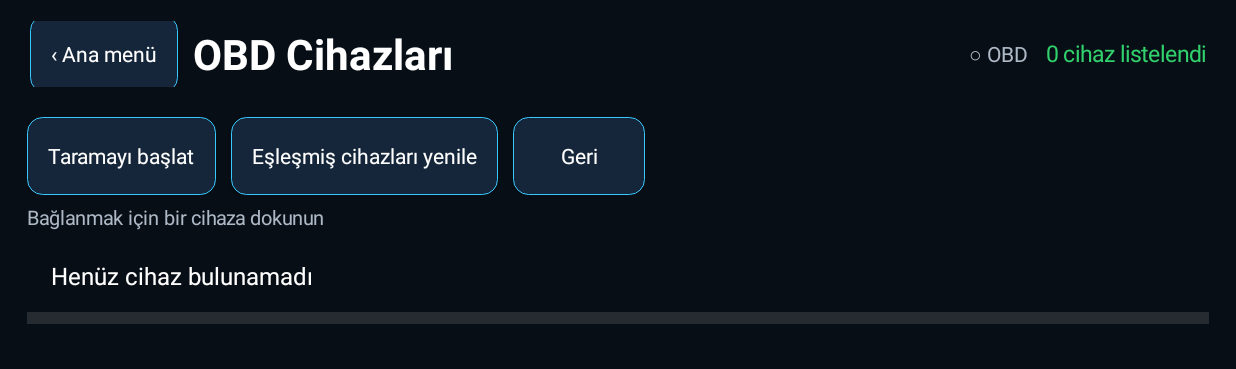
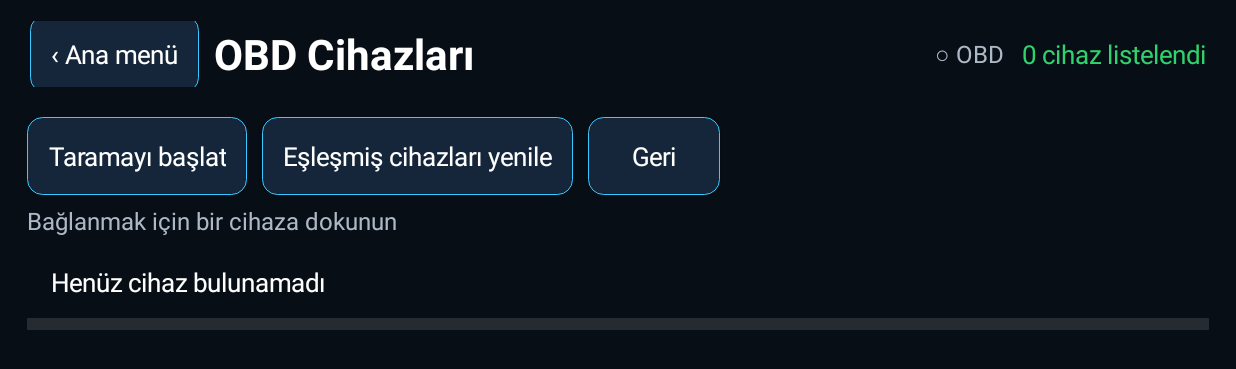
Before and after one commit to kadireren/ex30-sensor-lab, an Android app: the screen it shows after launch (MainActivity), after a tap on "OBD cihazlarını tara", on a phone screen of 824 x 412 dp (held sideways). Shown: the top 369 px of the screen. Run offline under Robolectric (Android 15) with nearby library versions, the phone set to English and light mode, and no system bars; 5 statements that could not run were skipped.

Commit message:
Increase text sizes for readability (except live sensor data list)
Co-authored-by: kadireren <kadireren@users.noreply.github.com>

```diff
--- a/app/src/main/java/com/kadireren/ex30sensorlab/MainActivity.kt
+++ b/app/src/main/java/com/kadireren/ex30sensorlab/MainActivity.kt
@@ -123,7 +123,7 @@ class MainActivity : Activity() {
             obdRow.addView(actionButton("OBD bağlantısını kes") { disconnectObdConnection(); showHome() })
         }
         root.addView(obdRow)
-        root.addView(label("Tarama yalnız araç sabitken çalışır", 16f, color(R.color.lab_text_secondary), Gravity.CENTER).apply {
+        root.addView(label("Tarama yalnız araç sabitken çalışır", 18f, color(R.color.lab_text_secondary), Gravity.CENTER).apply {
             setPadding(0, dp(16), 0, dp(20))
         })
         setContentView(root)
@@ -138,7 +138,7 @@ class MainActivity : Activity() {
             gravity = Gravity.CENTER_VERTICAL
             setPadding(dp(18), dp(8), dp(18), dp(8))
             val direction = when (powerMultiplier()) { 1 -> "hızlanmada +"; -1 -> "hızlanmada −"; else -> "doğrulanmadı" }
-            addView(label("Güç yönü: $direction", 15f, color(R.color.lab_text_secondary)), LinearLayout.LayoutParams(0, ViewGroup.LayoutParams.WRAP_CONTENT, 1f))
+            addView(label("Güç yönü: $direction", 17f, color(R.color.lab_text_secondary)), LinearLayout.LayoutParams(0, ViewGroup.LayoutParams.WRAP_CONTENT, 1f))
             addView(actionButton("Hızlanmada +") { savePowerMultiplier(1); showAaos() })
             addView(actionButton("Hızlanmada −") { savePowerMultiplier(-1); showAaos() })
             addView(actionButton("Sıfırla") { savePowerMultiplier(0); showAaos() })
@@ -190,7 +190,7 @@ class MainActivity : Activity() {
         }
         controls.addView(actionButton("Kayıtları paylaş") { shareLogs() })
         root.addView(controls)
-        root.addView(label("Bir sensöre dokun: odak modu · tekrar dokun: genel tarama", 13f, color(R.color.lab_text_secondary)).apply { setPadding(dp(18), 0, 0, dp(6)) })
+        root.addView(label("Bir sensöre dokun: odak modu · tekrar dokun: genel tarama", 16f, color(R.color.lab_text_secondary)).apply { setPadding(dp(18), 0, 0, dp(6)) })
         root.addView(ListView(this).apply {
             dividerHeight = dp(8)
             setPadding(dp(18), 0, dp(18), dp(12))
@@ -214,7 +214,7 @@ class MainActivity : Activity() {
         val status = root.getChildAt(0).findViewWithTag<TextView>("status")
         scannerStatus = status
         val eventRows = mutableListOf<String>()
-        val eventAdapter = ArrayAdapter(this, android.R.layout.simple_list_item_1, eventRows)
+        val eventAdapter = readableList(eventRows)
 
         val connectRow = controlRow()
         connectRow.addView(actionButton("OBD cihazlarını tara") { showObdDevices { showScanner() } })
@@ -298,7 +298,7 @@ class MainActivity : Activity() {
         val status = root.getChildAt(0).findViewWithTag<TextView>("status")
         val devices = linkedMapOf<String, ObdDeviceEntry>()
         val rows = mutableListOf<String>()
-        val adapter = ArrayAdapter(this, android.R.layout.simple_list_item_1, rows)
+        val adapter = readableList(rows)
 
         fun refreshList() {
             rows.clear()
@@ -363,7 +363,7 @@ class MainActivity : Activity() {
             returnTo()
         })
         root.addView(controls)
-        root.addView(label("Bağlanmak için bir cihaza dokunun", 13f, color(R.color.lab_text_secondary)).apply {
+        root.addView(label("Bağlanmak için bir cihaza dokunun", 16f, color(R.color.lab_text_secondary)).apply {
             setPadding(dp(18), 0, 0, dp(6))
         })
         root.addView(ListView(this).apply {
@@ -621,12 +621,12 @@ class MainActivity : Activity() {
             setPadding(dp(20), dp(14), dp(20), dp(14))
             if (back) addView(actionButton("‹ Ana menü") { showHome() })
             addView(label(title, 28f, Color.WHITE).apply { setTypeface(typeface, Typeface.BOLD) }, LinearLayout.LayoutParams(0, ViewGroup.LayoutParams.WRAP_CONTENT, 1f))
-            addView(label(obdIndicatorText(), 14f, obdIndicatorColor()).apply {
+            addView(label(obdIndicatorText(), 16f, obdIndicatorColor()).apply {
                 tag = "obd_indicator"
                 setPadding(dp(12), 0, dp(12), 0)
                 obdStatusView = this
             })
-            addView(label(status, 15f, color(R.color.lab_success)).apply { tag = "status" })
+            addView(label(status, 17f, color(R.color.lab_success)).apply { tag = "status" })
         }, LinearLayout.LayoutParams(ViewGroup.LayoutParams.MATCH_PARENT, dp(72)))
     }
 
@@ -640,7 +640,7 @@ class MainActivity : Activity() {
         setOnClickListener { click() }
         addView(label(number, 52f, color(R.color.lab_accent), Gravity.CENTER).apply { setTypeface(typeface, Typeface.BOLD) })
         addView(label(title, 24f, Color.WHITE, Gravity.CENTER).apply { setTypeface(typeface, Typeface.BOLD); setPadding(0, dp(22), 0, dp(8)) })
-        addView(label(subtitle, 15f, color(R.color.lab_text_secondary), Gravity.CENTER))
+        addView(label(subtitle, 17f, color(R.color.lab_text_secondary), Gravity.CENTER))
     }
 
     private fun controlRow() = LinearLayout(this).apply {
@@ -652,7 +652,7 @@ class MainActivity : Activity() {
     private fun actionButton(text: String, click: () -> Unit) = Button(this).apply {
         this.text = text
         setTextColor(Color.WHITE)
-        textSize = 14f
+        textSize = 17f
         isAllCaps = false
         background = rounded(color(R.color.lab_surface_alt), color(R.color.lab_accent), dp(10))
         setPadding(dp(14), 0, dp(14), 0)
@@ -675,6 +675,15 @@ class MainActivity : Activity() {
         setTextColor(textColor)
         gravity = gravityValue
     }
+
+    private fun readableList(rows: MutableList<String>): ArrayAdapter<String> =
+        object : ArrayAdapter<String>(this, android.R.layout.simple_list_item_1, rows) {
+            override fun getView(position: Int, convertView: View?, parent: ViewGroup): View {
+                val view = super.getView(position, convertView, parent)
+                (view as? TextView)?.textSize = 17f
+                return view
+            }
+        }
 
     private fun messageSample(message: String, status: SampleStatus) = SensorSample(
         SensorDefinition("message", message, SensorSource.VHAL, "—", "", 0f), "—", "—",
```
